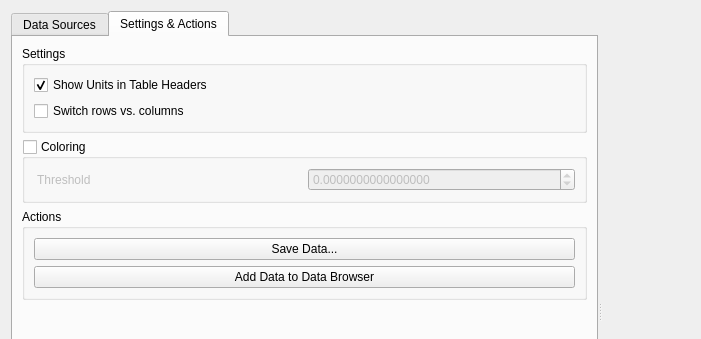
CSB-at-ZIB/BioPARKIN, file src/simulationworkbench/widgets/tablewidget_v1.ui: the form before one commit; both pictures show x 0 to 701 and y 0 to 339 of the 793 by 621 pixel window.
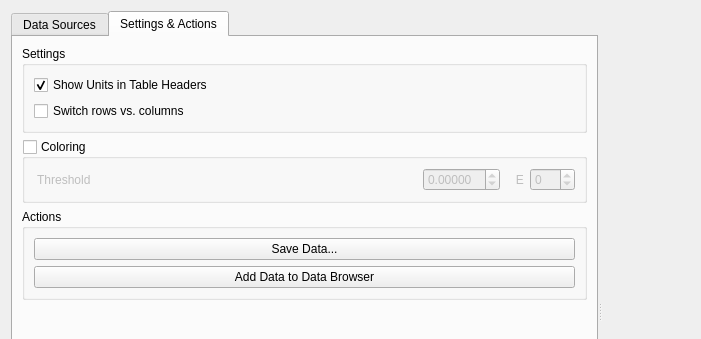
The form after the commit. The open tabs and pages were chosen to show the change.

Commit message:
Table coloring now uses two spinboxes to allow for easy scientific notation.
If a Parameter is not constant, it now says "Assignment Rule" instead of "Dynamic" in Sim Workbench.

```diff
--- a/src/simulationworkbench/widgets/tablewidget_v1.ui
+++ b/src/simulationworkbench/widgets/tablewidget_v1.ui
@@ -122,6 +122,12 @@
             <layout class="QGridLayout" name="gridLayout">
              <item row="0" column="0">
               <widget class="QLabel" name="label_Coloring_Threshold">
+               <property name="sizePolicy">
+                <sizepolicy hsizetype="Preferred" vsizetype="Preferred">
+                 <horstretch>5</horstretch>
+                 <verstretch>0</verstretch>
+                </sizepolicy>
+               </property>
                <property name="text">
                 <string> Threshold</string>
                </property>
@@ -129,14 +135,67 @@
              </item>
              <item row="0" column="1">
               <widget class="QDoubleSpinBox" name="doubleSpinBox_Coloring_Threshold">
+               <property name="sizePolicy">
+                <sizepolicy hsizetype="MinimumExpanding" vsizetype="Fixed">
+                 <horstretch>1</horstretch>
+                 <verstretch>0</verstretch>
+                </sizepolicy>
+               </property>
+               <property name="wrapping">
+                <bool>false</bool>
+               </property>
+               <property name="buttonSymbols">
+                <enum>QAbstractSpinBox::UpDownArrows</enum>
+               </property>
+               <property name="accelerated">
+                <bool>true</bool>
+               </property>
                <property name="decimals">
-                <number>16</number>
+                <number>5</number>
                </property>
                <property name="minimum">
-                <double>-999999999.000000000000000</double>
+                <double>-1.000000000000000</double>
                </property>
                <property name="maximum">
-                <double>999999999.000000000000000</double>
+                <double>1.000000000000000</double>
+               </property>
+               <property name="singleStep">
+                <double>0.010000000000000</double>
+               </property>
+              </widget>
+             </item>
+             <item row="0" column="3">
+              <widget class="QSpinBox" name="spinBox_Coloring_Exponent">
+               <property name="sizePolicy">
+                <sizepolicy hsizetype="Maximum" vsizetype="Fixed">
+                 <horstretch>0</horstretch>
+                 <verstretch>0</verstretch>
+                </sizepolicy>
+               </property>
+               <property name="accelerated">
+                <bool>true</bool>
+               </property>
+               <property name="prefix">
+                <string/>
+               </property>
+               <property name="minimum">
+                <number>-99</number>
+               </property>
+               <property name="value">
+                <number>0</number>
+               </property>
+              </widget>
+             </item>
+             <item row="0" column="2">
+              <widget class="QLabel" name="label">
+               <property name="sizePolicy">
+                <sizepolicy hsizetype="Maximum" vsizetype="Preferred">
+                 <horstretch>0</horstretch>
+                 <verstretch>0</verstretch>
+                </sizepolicy>
+               </property>
+               <property name="text">
+                <string>   E</string>
                </property>
               </widget>
              </item>
```
The commit also changes 11 other files.
